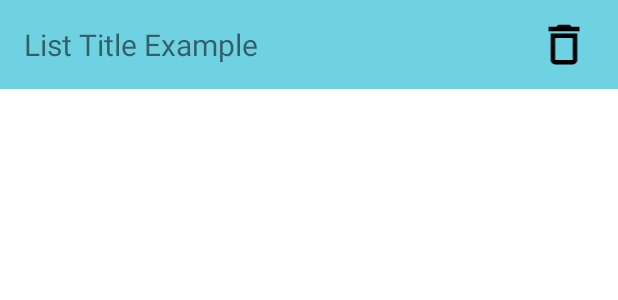
After one commit to Ludens2038/GroceryList, an Android app: the layout activity_main_list_element.xml on its own in the app's theme, with its tools: preview values and no code run, on a phone screen of 412 x 824 dp. The commit adds this screen. Shown: the top 300 px of the screen. Run offline under Robolectric (Android 15) with nearby library versions, the phone set to English and light mode, and no system bars.

Commit message:
added mainData, MainAdapter, MainDataHolder but app crashing

```diff
--- /dev/null
+++ b/app/src/main/java/at/fhooe/sail/ourproject/MainData.kt
@@ -0,0 +1,3 @@
+package at.fhooe.sail.ourproject
+
+data class MainData (val content: String, val title: Int)
--- /dev/null
+++ b/app/src/main/res/drawable/recycle_bin.xml
@@ -0,0 +1,5 @@
+<vector xmlns:android="http://schemas.android.com/apk/res/android" android:height="24dp" android:tint="#000000" android:viewportHeight="24" android:viewportWidth="24" android:width="24dp">
+
+    <path android:fillColor="@android:color/white" android:pathData="M6,19c0,1.1 0.9,2 2,2h8c1.1,0 2,-0.9 2,-2L18,7L6,7v12zM8,9h8v10L8,19L8,9zM15.5,4l-1,-1h-5l-1,1L5,4v2h14L19,4z"/>
+
+</vector>
--- /dev/null
+++ b/app/src/main/res/layout/activity_main_list_element.xml
@@ -0,0 +1,31 @@
+<?xml version="1.0" encoding="utf-8"?>
+<androidx.constraintlayout.widget.ConstraintLayout xmlns:android="http://schemas.android.com/apk/res/android"
+    xmlns:app="http://schemas.android.com/apk/res-auto"
+    xmlns:tools="http://schemas.android.com/tools"
+    android:layout_width="match_parent"
+    android:layout_height="wrap_content"
+    android:background="#6FD2E3">
+
+    <TextView
+        android:id="@+id/activity_main_list_element_title"
+        android:layout_width="wrap_content"
+        android:layout_height="wrap_content"
+        android:layout_marginStart="16dp"
+        android:layout_marginTop="16dp"
+        android:layout_marginBottom="16dp"
+        android:text="List Title Example"
+        android:textSize="20sp"
+        app:layout_constraintBottom_toBottomOf="parent"
+        app:layout_constraintStart_toStartOf="parent"
+        app:layout_constraintTop_toTopOf="parent" />
+
+    <ImageView
+        android:id="@+id/activity_main_lsit_element_b_delete"
+        android:layout_width="40dp"
+        android:layout_height="35dp"
+        android:layout_marginEnd="16dp"
+        app:layout_constraintBottom_toBottomOf="parent"
+        app:layout_constraintEnd_toEndOf="parent"
+        app:layout_constraintTop_toTopOf="parent"
+        app:srcCompat="@drawable/recycle_bin" />
+</androidx.constraintlayout.widget.ConstraintLayout>
```
Also changed, not shown: app/src/main/java/at/fhooe/sail/ourproject/MainActivity.kt (+33 -0 lines), app/src/main/java/at/fhooe/sail/ourproject/MainAdapter.kt (added, +32 -0 lines), app/src/main/java/at/fhooe/sail/ourproject/MainDataHolder.kt (added, +14 -0 lines), app/src/main/res/layout/activity_main.xml (+9 -0 lines).
